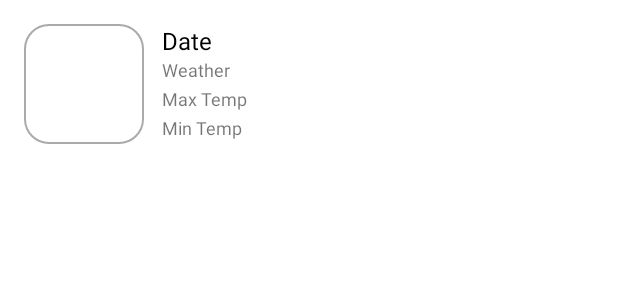
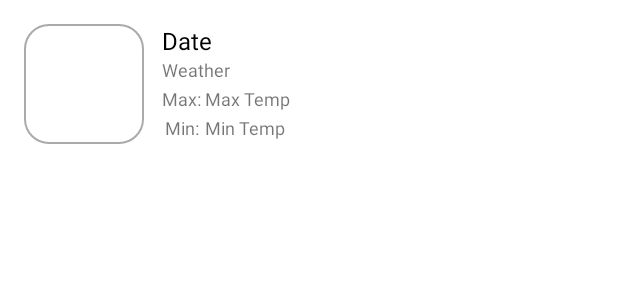
Before and after one commit to seungbae2/WeatherApp, an Android app: the layout item_weather.xml on its own in the app's theme, with its tools: preview values and no code run, on a phone screen of 412 x 824 dp. Shown: the top 300 px of the screen. Run offline under Robolectric (Android 15) with nearby library versions, the phone set to English and light mode, and no system bars.

Commit message:
change to listadapter

```diff
--- a/app/src/main/java/com/example/weatherapp/model/LocationModel.kt
+++ b/app/src/main/java/com/example/weatherapp/model/LocationModel.kt
@@ -4,7 +4,7 @@ import com.google.gson.annotations.SerializedName
 
 data class LocationModel(
     @SerializedName("city") val city: CityModel,
-    @SerializedName("list") val list: List<ForecastModel>,
+    @SerializedName("list") var list: List<ForecastModel>,
 )
 
 data class CityModel(
--- a/app/src/main/res/layout/item_weather.xml
+++ b/app/src/main/res/layout/item_weather.xml
@@ -1,7 +1,6 @@
 <?xml version="1.0" encoding="utf-8"?>
 
-<androidx.constraintlayout.widget.ConstraintLayout
-    xmlns:android="http://schemas.android.com/apk/res/android"
+<androidx.constraintlayout.widget.ConstraintLayout xmlns:android="http://schemas.android.com/apk/res/android"
     xmlns:app="http://schemas.android.com/apk/res-auto"
     xmlns:tools="http://schemas.android.com/tools"
     android:layout_width="match_parent"
@@ -36,25 +35,49 @@
         android:id="@+id/weatherTextView"
         android:layout_width="0dp"
         android:layout_height="0dp"
+        android:layout_marginStart="12dp"
         android:ellipsize="end"
         android:textSize="12sp"
         app:layout_constraintBottom_toTopOf="@+id/maxTempTextView"
         app:layout_constraintEnd_toEndOf="parent"
-        app:layout_constraintStart_toStartOf="@id/dateTextView"
+        app:layout_constraintStart_toEndOf="@id/coverImageView"
         app:layout_constraintTop_toBottomOf="@id/dateTextView"
         tools:text="Weather" />
+
+    <TextView
+        android:id="@+id/maxTempText"
+        android:layout_width="wrap_content"
+        android:layout_height="wrap_content"
+        android:layout_marginStart="12dp"
+        android:text="Max: "
+        android:textSize="12sp"
+        app:layout_constraintEnd_toStartOf="@id/maxTempTextView"
+        app:layout_constraintStart_toEndOf="@id/coverImageView"
+        app:layout_constraintTop_toBottomOf="@id/weatherTextView" />
 
     <TextView
         android:id="@+id/maxTempTextView"
         android:layout_width="0dp"
         android:layout_height="0dp"
         android:ellipsize="end"
+
         android:textSize="12sp"
-        app:layout_constraintBottom_toBottomOf="@id/minTempTextView"
+        app:layout_constraintBottom_toTopOf="@id/minTempTextView"
         app:layout_constraintEnd_toEndOf="parent"
-        app:layout_constraintStart_toStartOf="@+id/weatherTextView"
+        app:layout_constraintStart_toEndOf="@+id/maxTempText"
         app:layout_constraintTop_toBottomOf="@+id/weatherTextView"
-        tools:text="Max Temp"/>
+        tools:text="Max Temp" />
+
+    <TextView
+        android:id="@+id/mixTempText"
+        android:layout_width="wrap_content"
+        android:layout_height="wrap_content"
+        android:layout_marginStart="12dp"
+        android:text="Min: "
+        android:textSize="12sp"
+        app:layout_constraintEnd_toStartOf="@id/minTempTextView"
+        app:layout_constraintStart_toEndOf="@id/coverImageView"
+        app:layout_constraintTop_toBottomOf="@id/maxTempTextView" />
 
     <TextView
         android:id="@+id/minTempTextView"
```
Also changed, not shown: app/src/main/java/com/example/weatherapp/MainActivity.kt (+10 -5 lines), app/src/main/java/com/example/weatherapp/adapter/ForecastAdapter.kt (+18 -5 lines), app/src/main/java/com/example/weatherapp/adapter/HeaderAdapter.kt (+21 -6 lines).
